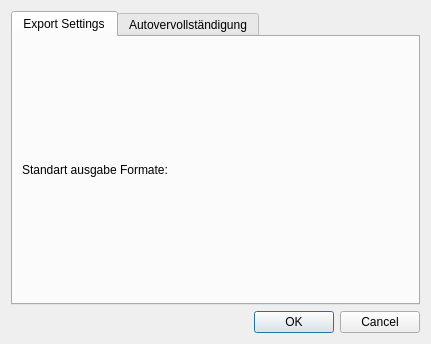
This is godirec/data/ui/settings.ui in quitejonny/godirec as Qt 5 draws it before an edit. The edited form follows.
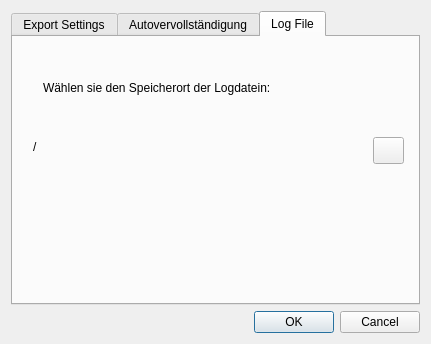
This is the edited form. Icons and pictures are not drawn.

Commit message: added Log-tab to Settings dialog

Patch:
```diff
--- a/godirec/data/ui/settings.ui
+++ b/godirec/data/ui/settings.ui
@@ -41,7 +41,7 @@
         <enum>QTabWidget::North</enum>
        </property>
        <property name="currentIndex">
-        <number>0</number>
+        <number>2</number>
        </property>
        <widget class="QWidget" name="export">
         <attribute name="title">
@@ -95,6 +95,54 @@
          </item>
         </layout>
        </widget>
+       <widget class="QWidget" name="tab">
+        <attribute name="title">
+         <string>Log File</string>
+        </attribute>
+        <widget class="QLabel" name="labelPath">
+         <property name="geometry">
+          <rect>
+           <x>20</x>
+           <y>100</y>
+           <width>331</width>
+           <height>20</height>
+          </rect>
+         </property>
+         <property name="text">
+          <string>/</string>
+         </property>
+        </widget>
+        <widget class="QPushButton" name="pushButtonDir">
+         <property name="geometry">
+          <rect>
+           <x>360</x>
+           <y>100</y>
+           <width>31</width>
+           <height>27</height>
+          </rect>
+         </property>
+         <property name="text">
+          <string/>
+         </property>
+         <property name="icon">
+          <iconset>
+           <normaloff>folder-yellow.png</normaloff>folder-yellow.png</iconset>
+         </property>
+        </widget>
+        <widget class="QLabel" name="labelText">
+         <property name="geometry">
+          <rect>
+           <x>30</x>
+           <y>40</y>
+           <width>321</width>
+           <height>21</height>
+          </rect>
+         </property>
+         <property name="text">
+          <string>Wählen sie den Speicherort der Logdatein:</string>
+         </property>
+        </widget>
+       </widget>
       </widget>
      </item>
     </layout>
```
The commit also changes 1 other file.
